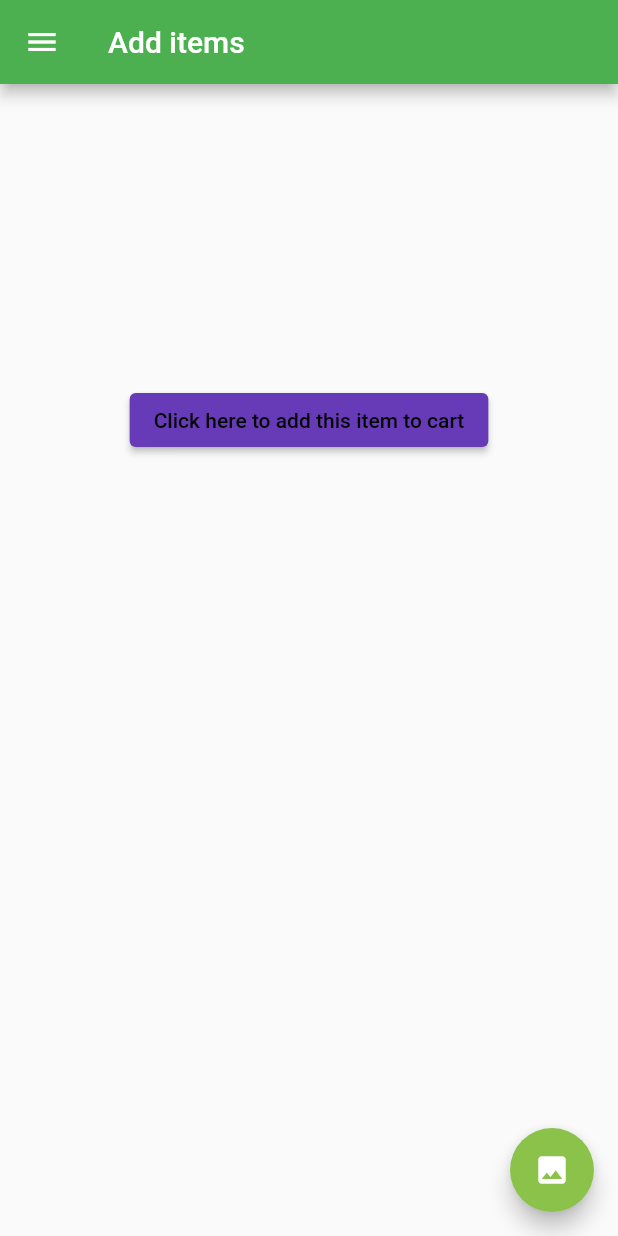
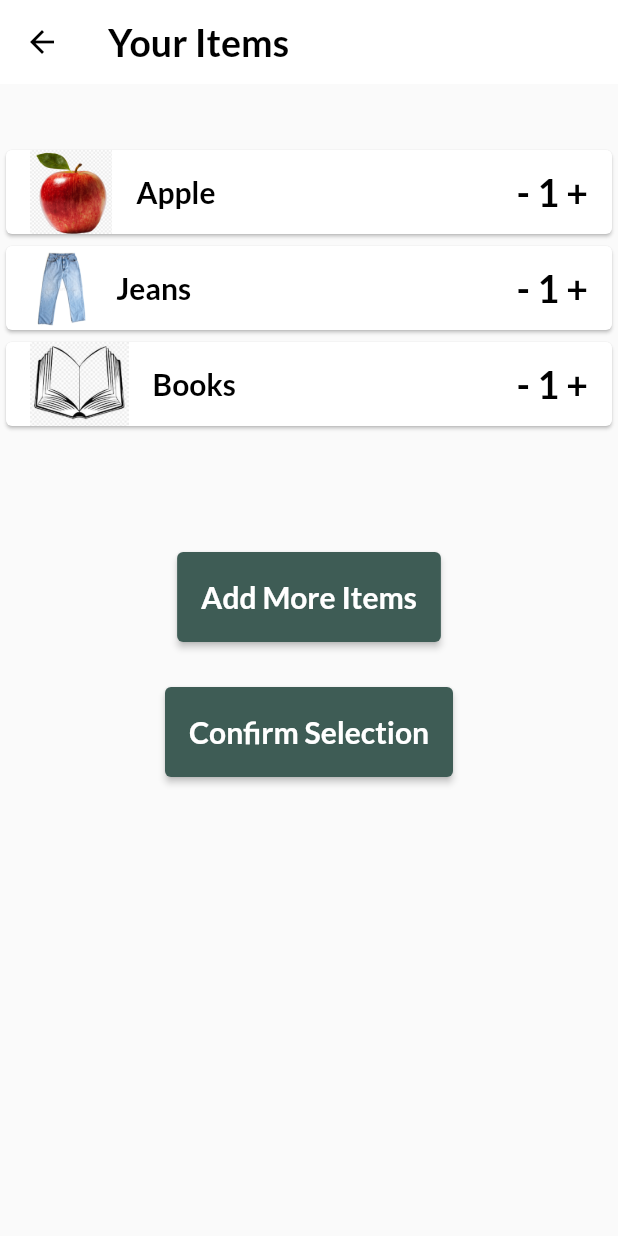
Before and after one commit to Ingenium-IndianTechSupport/paropkaar, a Flutter app: the ImageClassifier screen opened by its route, after a tap on "Click here to add this item to cart", on a phone screen of 412 x 824 dp. Run offline on Flutter 3.47's test engine with Material 2 defaults, Android fonts, the phone set to English and light mode, and no system bars; our stand-ins replace flutter_svg, google_fonts, google_maps_flutter, hexcolor, image_picker, simple_gradient_text; missing offline and left inert: sawo, tflite; network calls fail.

Commit message:
Cart added

```diff
--- a/app/paropkaar/lib/main.dart
+++ b/app/paropkaar/lib/main.dart
@@ -1,7 +1,7 @@
 import 'package:flutter/material.dart';
 import 'package:paropkaar/pages/welcome_page1.dart';
 import 'package:paropkaar/models/data.dart';
-// import 'package:paropkaar/pages/cart.dart';
+import 'package:paropkaar/pages/cart.dart';
 import 'package:paropkaar/pages/image_classifier.dart';
 import 'package:paropkaar/pages/login_page.dart';
 import 'package:paropkaar/pages/redeem.dart';
@@ -17,8 +17,7 @@ import 'package:paropkaar/pages/welcome_page4.dart';
 import 'package:paropkaar/pages/home_page.dart';
 import 'package:hexcolor/hexcolor.dart';
 import 'package:http/http.dart' as http;
-// import 'package:paropkaar/pages/thank.dart';
-// import 'package:paropkaar/pages/last.dart';
+import 'package:paropkaar/pages/thank.dart';
 
 void main() {
   runApp(ParopkaarApp());
@@ -46,11 +45,10 @@ class ParopkaarApp extends StatelessWidget {
         MyRoutes.scheduleRoute: (context) => SchedulePage(),
         MyRoutes.imageRoute: (context) => ImageClassifier(),
         MyRoutes.historyRoute: (context) => UserProfile(),
-        // MyRoutes.cartRoute: (context) => CartScreen(),
+        MyRoutes.cartRoute: (context) => CartScreen(),
         MyRoutes.redeemRoute: (context) => RedeemPage(),
         MyRoutes.timeRoute: (context) => set_time(),
-        // MyRoutes.thankRoute: (context) => thank(),
-        // MyRoutes.lastRoute: (context) => last(),
+        MyRoutes.thankRoute: (context) => thank(),
       },
     );
   }
--- /dev/null
+++ b/app/paropkaar/lib/pages/cart.dart
@@ -0,0 +1,159 @@
+import 'package:flutter/cupertino.dart';
+import 'package:flutter/material.dart';
+import 'package:flutter_svg/svg.dart';
+import 'package:google_fonts/google_fonts.dart';
+import 'package:paropkaar/models/user_data.dart';
+import 'package:paropkaar/utils/routes.dart';
+import 'package:paropkaar/widgets/drawer.dart';
+import 'package:hexcolor/hexcolor.dart';
+import 'package:google_maps_flutter/google_maps_flutter.dart';
+import 'package:cupertino_icons/cupertino_icons.dart';
+
+class CartScreen extends StatefulWidget {
+  const CartScreen({Key? key}) : super(key: key);
+
+  @override
+  _CartScreenState createState() => _CartScreenState();
+}
+
+class _CartScreenState extends State<CartScreen> {
+  @override
+  Widget build(BuildContext context) {
+    return Scaffold(
+      appBar: AppBar(
+        backgroundColor: Colors.white,
+        elevation: 0.0,
+        iconTheme: IconThemeData(color: Colors.black),
+        title: Text(
+          "Your Items",
+          style: TextStyle(
+            fontFamily: GoogleFonts.lato().fontFamily,
+            fontWeight: FontWeight.bold,
+            color: Colors.black,
+            fontSize: 25,
+          ),
+        ),
+      ),
+      body: Column(
+        children: [
+          SizedBox(
+            height: 40,
+          ),
+          Column(
+            children: [
+              Card(
+                child: ListTile(
+                  leading: Image.asset("assets/images/apple.png"),
+                  title: Text(
+                    "Apple",
+                    style: TextStyle(
+                      fontFamily: GoogleFonts.lato().fontFamily,
+                      fontWeight: FontWeight.bold,
+                      color: Colors.black,
+                      fontSize: 20,
+                    ),
+                  ),
+                  trailing: Text(
+                    "- 1 +",
+                    style: TextStyle(
+                      fontFamily: GoogleFonts.lato().fontFamily,
+                      fontWeight: FontWeight.bold,
+                      color: Colors.black,
+                      fontSize: 25,
+                    ),
+                  ),
+                ),
+              ),
+              Card(
+                child: ListTile(
+                  leading: Image.asset("assets/images/jeans.jpg"),
+                  title: Text(
+                    "Jeans",
+                    style: TextStyle(
+                      fontFamily: GoogleFonts.lato().fontFamily,
+                      fontWeight: FontWeight.bold,
+                      color: Colors.black,
+                      fontSize: 20,
+                    ),
+                  ),
+                  trailing: Text(
+                    "- 1 +",
+                    style: TextStyle(
+                      fontFamily: GoogleFonts.lato().fontFamily,
+                      fontWeight: FontWeight.bold,
+                      color: Colors.black,
+                      fontSize: 25,
+                    ),
+                  ),
+                ),
+              ),
+              Card(
+                child: ListTile(
+                  leading: Image.asset("assets/images/book.jpg"),
+                  title: Text(
+                    "Books",
+                    style: TextStyle(
+                      fontFamily: GoogleFonts.lato().fontFamily,
+                      fontWeight: FontWeight.bold,
+                      color: Colors.black,
+                      fontSize: 20,
+                    ),
+                  ),
+                  trailing: Text(
+                    "- 1 +",
+                    style: TextStyle(
+                      fontFamily: GoogleFonts.lato().fontFamily,
+                      fontWeight: FontWeight.bold,
+                      color: Colors.black,
+                      fontSize: 25,
+                    ),
+                  ),
+                ),
+              ),
+              SizedBox(
+                height: 80,
+              ),
+              ElevatedButton(
+                  onPressed: () {
+                    Navigator.pushNamed(context, MyRoutes.imageRoute);
+                  },
+                  style: TextButton.styleFrom(
+                      backgroundColor: Color.fromRGBO(62, 92, 85, 1),
+                      minimumSize: Size(160, 60),
+                      maximumSize: Size(200, 60)),
+                  child: Text(
+                    "Add More Items",
+                    style: TextStyle(
+                      fontFamily: GoogleFonts.lato().fontFamily,
+                      fontWeight: FontWeight.bold,
+                      color: Colors.white,
+                      fontSize: 20,
+                    ),
+                  )),
+              SizedBox(
+                height: 30,
+              ),
+              ElevatedButton(
+                  onPressed: () {
+                    Navigator.pushNamed(context, MyRoutes.timeRoute);
+                  },
+                  style: TextButton.styleFrom(
+                      backgroundColor: Color.fromRGBO(62, 92, 85, 1),
+                      minimumSize: Size(160, 60),
+                      maximumSize: Size(200, 60)),
+                  child: Text(
+                    "Confirm Selection",
+                    style: TextStyle(
+                      fontFamily: GoogleFonts.lato().fontFamily,
+                      fontWeight: FontWeight.bold,
+                      color: Colors.white,
+                      fontSize: 20,
+                    ),
+                  )),
+            ],
+          )
+        ],
+      ),
+    );
+  }
+}
--- a/app/paropkaar/lib/pages/thank.dart
+++ b/app/paropkaar/lib/pages/thank.dart
@@ -7,9 +7,9 @@ class thank extends StatelessWidget {
   @override
   Widget build(BuildContext context) {
     return GestureDetector(
-      onTap: () {
-        Navigator.pushNamed(context, MyRoutes.lastRoute);
-      }, // handle your image tap here
+      // onTap: () {
+      //   Navigator.pushNamed(context, MyRoutes.lastRoute);
+      // }, // handle your image tap here
       child: Image.asset(
         'assets/two.png',
         // fit: BoxFit.cover, // this is the solution for border
--- a/app/paropkaar/lib/utils/routes.dart
+++ b/app/paropkaar/lib/utils/routes.dart
@@ -12,5 +12,4 @@ class MyRoutes {
   static String redeemRoute = "/redeem";
   static String timeRoute = "/time";
   static String thankRoute = "/thank";
-  static String lastRoute = "/last";
 }
```
Also changed, not shown: app/paropkaar/assets/images/apple.png (added), app/paropkaar/assets/images/book.jpg (added), app/paropkaar/assets/images/jeans.jpg (added).
